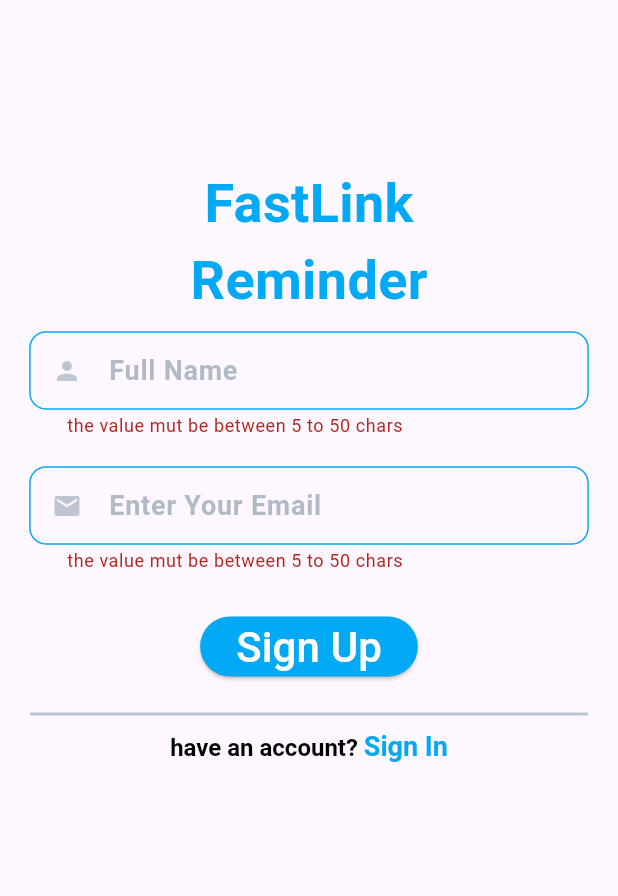
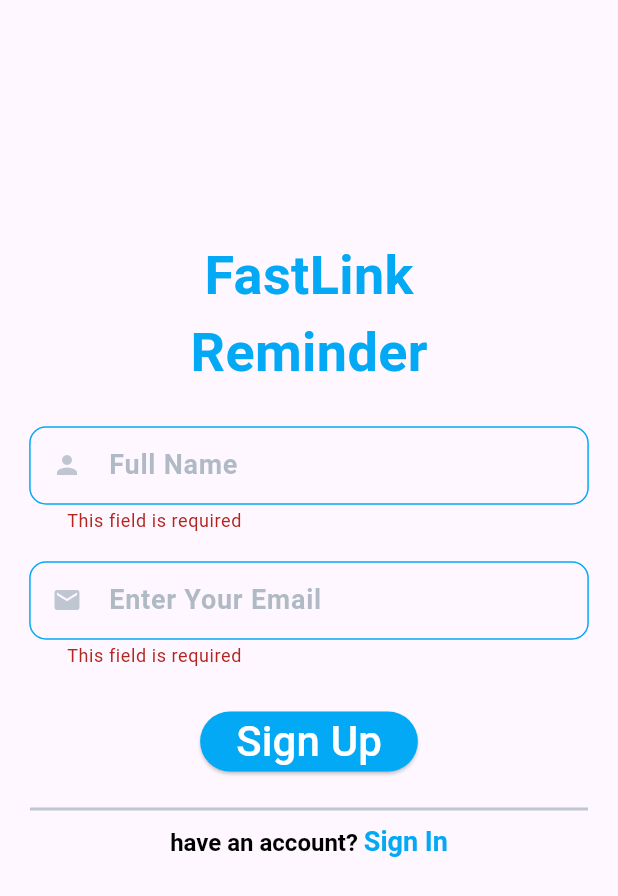
Before and after one commit to bilalSerwan/fastlink_reminder, a Flutter app: the SignUpScreen screen opened directly, after a tap on "Sign Up", on a phone screen of 412 x 824 dp. Shown: the top 896 px of the screen. Run offline on Flutter 3.47's test engine with Material 3 defaults, Android fonts, the phone set to English and light mode, and no system bars; our stand-ins replace device_preview, flutter_screenutil, flutter_slidable.

Commit message:
add splash screen and provider

```diff
--- a/lib/Provider/auth_provider.dart
+++ b/lib/Provider/auth_provider.dart
@@ -1,9 +1,13 @@
+import 'dart:developer';
+
+import 'package:fastlink_reminder/Services/service.dart';
 import 'package:flutter/material.dart';
 
 class AuthProvider extends ChangeNotifier {
   bool showPassword = false;
-  bool isLoading = false;
   bool checkBoxValue = false;
+  final apiServices = ApiServices();
+
   String? validationFunction(String? value, int miniLentgh, int maxLentgh) {
     if (value == null) return 'This field is required';
     if (value.trim().isEmpty) {
@@ -23,13 +27,46 @@ class AuthProvider extends ChangeNotifier {
     notifyListeners();
   }
 
-  void changeIsLoading(bool value) {
-    isLoading = value;
-    notifyListeners();
-  }
-
   void changeCheckBoxValue() {
     checkBoxValue = !checkBoxValue;
     notifyListeners();
   }
+
+  Future<bool> signInMethod(
+      {required String email, required String password}) async {
+    log("email => $email ,,, password => $password");
+    apiServices.checkUser();
+    return false;
+  }
+
+  Future<bool> signUpMethod(
+      {required String email, required String fullName}) async {
+    log('add user ==============================> to database and send email');
+    log('email ======> $email |||| fullName ======> $fullName');
+    apiServices.sendEmail(email);
+    ApiServices().addUser();
+    return false;
+  }
+
+  Future addReminder() async {
+    log('add reminder ==============================>');
+    apiServices.addReminder();
+  }
+
+  bool checkEmail(String email) {
+    print(email);
+    final regExPattern = RegExp("^[a-zA-Z.][a-zA-Z0-9.]*\$");
+    if (regExPattern.hasMatch(email)) {
+      print("valid Email");
+      return true;
+    } else {
+      print('inValidEmail');
+      return false;
+    }
+  }
+
+  bool checkTokenExpiered() {
+    log('check token expiered ==============================>');
+    return true;
+  }
 }//class
--- /dev/null
+++ b/lib/Provider/home_provider.dart
@@ -0,0 +1,24 @@
+import 'dart:developer';
+
+import 'package:fastlink_reminder/Services/service.dart';
+import 'package:flutter/material.dart';
+
+class HomeProvider extends ChangeNotifier {
+  final apiServices = ApiServices();
+
+
+  List reminders=[];
+
+  Future deleteReminder() async {
+    log('delete reminder ==============================>');
+    apiServices.deleteReminder();
+  }
+
+  Future editReminder() async {
+    log('add reminder ==============================>');
+    apiServices.editReminder();
+  }
+  Future<void> fetchData()async{
+    apiServices.fetchData();
+  }
+}
--- a/lib/screens/AddReminder/add_reminder_screen.dart
+++ b/lib/screens/AddReminder/add_reminder_screen.dart
@@ -1,6 +1,6 @@
 // ignore_for_file: must_be_immutable
 
-import 'package:fastlink_reminder/model/reminder_date.dart';
+import 'package:fastlink_reminder/Model/reminder_date.dart';
 import 'package:fastlink_reminder/screens/AddReminder/widgets/set_reminder_date_card.dart';
 import 'package:fastlink_reminder/utils/colors.dart';
 import 'package:fastlink_reminder/utils/text_field.dart';
--- a/lib/screens/AddReminder/widgets/set_reminder_date_card.dart
+++ b/lib/screens/AddReminder/widgets/set_reminder_date_card.dart
@@ -1,4 +1,4 @@
-import 'package:fastlink_reminder/model/reminder_date.dart';
+import 'package:fastlink_reminder/Model/reminder_date.dart';
 import 'package:fastlink_reminder/screens/AddReminder/widgets/drop_down_button.dart';
 import 'package:fastlink_reminder/utils/text_styles.dart';
 import 'package:flutter/material.dart';
--- a/lib/screens/Auth/sign_up_screen.dart
+++ b/lib/screens/Auth/sign_up_screen.dart
@@ -1,13 +1,18 @@
 // ignore_for_file: use_build_context_synchronously
 
+import 'dart:developer';
+
+import 'package:fastlink_reminder/Provider/auth_provider.dart';
 import 'package:fastlink_reminder/screens/Auth/sign_in_screen.dart';
 import 'package:fastlink_reminder/screens/home/home_screen.dart';
 import 'package:fastlink_reminder/utils/colors.dart';
+import 'package:fastlink_reminder/utils/loading_dialog.dart';
 import 'package:fastlink_reminder/utils/text_field.dart';
 import 'package:fastlink_reminder/utils/text_styles.dart';
 import 'package:flutter/gestures.dart';
 import 'package:flutter/material.dart';
 import 'package:flutter_screenutil/flutter_screenutil.dart';
+import 'package:provider/provider.dart';
 
 class SignUpScreen extends StatefulWidget {
   const SignUpScreen({super.key});
@@ -19,9 +24,17 @@ class SignUpScreen extends StatefulWidget {
 class _SignUpScreenState extends State<SignUpScreen> {
   final TextEditingController emailController = TextEditingController();
 
-  final TextEditingController nameController = TextEditingController();
+  final TextEditingController fullNameController = TextEditingController();
 
   final _formKey = GlobalKey<FormState>();
+
+  @override
+  void dispose() {
+    // TODO: implement dispose
+    super.dispose();
+    emailController.dispose();
+    fullNameController.dispose();
+  }
 
   @override
   Widget build(BuildContext context) {
@@ -39,7 +52,7 @@ class _SignUpScreenState extends State<SignUpScreen> {
                 crossAxisAlignment: CrossAxisAlignment.center,
                 children: [
                   SizedBox(
-                    height: 100.h,
+                    height: 0.18.sh,
                   ),
                   Text(
                     'FastLink',
@@ -49,15 +62,17 @@ class _SignUpScreenState extends State<SignUpScreen> {
                     'Reminder',
                     style: largetext,
                   ),
+                  SizedBox(
+                    height: 15.h,
+                  ),
+
+                  //text field for Full Name
                   CustomeTextField(
-                    controller: nameController,
+                    controller: fullNameController,
                     validatorFunction: (value) {
-                      if (value!.trim().isEmpty ||
-                          value.length < 5 ||
-                          value.length > 50) {
-                        return "the value mut be between 5 to 50 chars";
-                      }
-                      return null;
+                      return context
+                          .read<AuthProvider>()
+                          .validationFunction(value, 5, 50);
                     },
                     label: 'Full Name',
                     hintText: 'Enter Your Full Name',
@@ -67,15 +82,14 @@ class _SignUpScreenState extends State<SignUpScreen> {
                       color: subcolor.withOpacity(0.4),
                     ),
                   ),
+
+                  //text Field for email
                   CustomeTextField(
                     controller: emailController,
                     validatorFunction: (value) {
-                      if (value!.trim().isEmpty ||
-                          value.length < 5 ||
-                          value.length > 50) {
-                        return "the value mut be between 5 to 50 chars";
-                      }
-                      return null;
+                      return context
+                          .read<AuthProvider>()
+                          .validationFunction(value, 5, 50);
                     },
                     label: 'Enter Your Email',
                     hintText: 'example',
@@ -84,35 +98,32 @@ class _SignUpScreenState extends State<SignUpScreen> {
                     keyboardType: TextInputType.emailAddress,
                     suffixIcon: Text(
                       '@nawroz.telecom.com',
-                      style: subtitle2,
+                      style: subtitle2.copyWith(fontSize: 12.sp),
                     ),
                   ),
+
                   SizedBox(
                     height: 15.h,
                   ),
+
                   //signUp Button
                   ElevatedButton(
                     onPressed: () async {
+                      if (context
+                          .read<AuthProvider>()
+                          .checkEmail(emailController.text)) {}
                       if (!_formKey.currentState!.validate()) {
                         return;
                       }
-                      print('running sign up Method .....................!');
-                      print('add user .......................');
-                      showDialog(
-                          context: context,
-                          builder: (context) => Center(
-                                child: SizedBox(
-                                  width: 100.w,
-                                  height: 100.h,
-                                  child: const CircularProgressIndicator(
-                                    color: Colors.black,
-                                  ),
-                                ),
-                              ));
-                      await Future.delayed(
-                        const Duration(seconds: 2),
-                      );
+                      await showLoadiongDialog(context);
+
+                      var result = await context
+                          .read<AuthProvider>()
+                          .signUpMethod(
+                              email: emailController.text,
+                              fullName: fullNameController.text);
                       Navigator.pop(context);
+                      if (result) {
                         Navigator.pushAndRemoveUntil(
                           context,
                           MaterialPageRoute(
@@ -120,6 +131,9 @@ class _SignUpScreenState extends State<SignUpScreen> {
                           ),
                           (route) => false,
                         );
+                      } else {
+                        log('error===============================>');
+                      }
                     },
                     style: ButtonStyle(
                       backgroundColor: MaterialStateProperty.all(primaryColor),
--- a/pubspec.yaml
+++ b/pubspec.yaml
@@ -40,6 +40,7 @@ dependencies:
   dropdown_button2: ^2.3.9
   flutter_screenutil: ^5.9.1
   provider: ^6.1.2
+  device_preview: ^1.1.0
 
 dev_dependencies:
   flutter_test:
@@ -64,8 +65,8 @@ flutter:
   uses-material-design: true
 
   # To add assets to your application, add an assets section, like this:
-  # assets:
-  #   - images/a_dot_burr.jpeg
+  assets:
+    - assets/images/
   #   - images/a_dot_ham.jpeg
 
   # An image asset can refer to one or more resolution-specific "variants", see
```
Also changed, not shown: lib/Services/service.dart (added, +17 -0 lines), lib/main.dart (+20 -12 lines), lib/screens/Auth/sign_in_screen.dart (+41 -19 lines), lib/screens/first_screen.dart (added, +62 -0 lines), lib/screens/home/home_screen.dart (+8 -2 lines), lib/screens/home/widgets/reminder_card.dart (+12 -7 lines), lib/screens/home/widgets/slidable_button.dart (+3 -4 lines), lib/utils/loading_dialog.dart (added, +45 -0 lines), assets/images/logo.png (added), pubspec.lock, 1 other file. Lines whose indentation alone changed are shown as unchanged.
